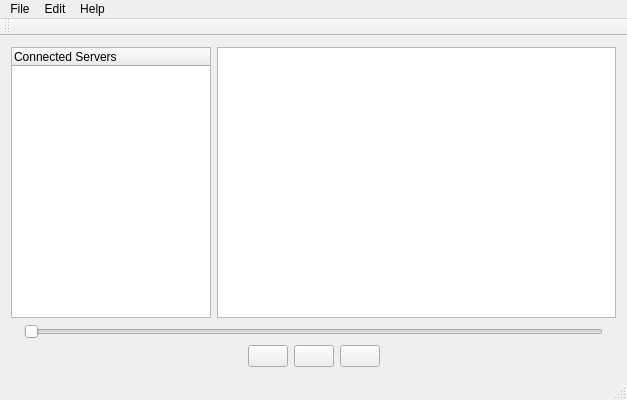
Old version of the form src/mainwindow.ui in the repository willamm/CommAudio.
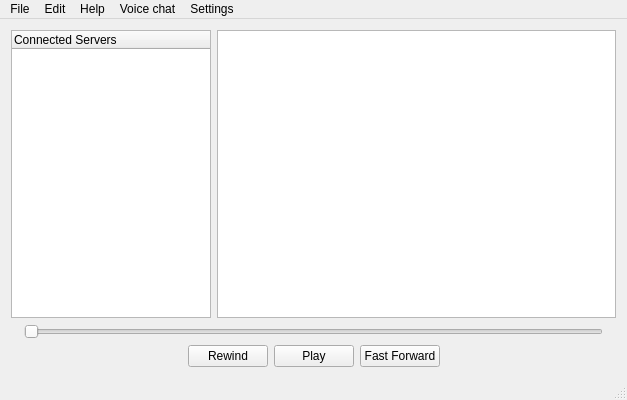
New version of the form. Icons and pictures are not drawn.

Commit message: Add voice chat controller

What changed in the file:
```diff
--- a/src/mainwindow.ui
+++ b/src/mainwindow.ui
@@ -102,7 +102,7 @@
       <item>
        <widget class="QPushButton" name="rewindBtn">
         <property name="text">
-         <string/>
+         <string>Rewind</string>
         </property>
         <property name="icon">
          <iconset>
@@ -116,7 +116,7 @@
          <string notr="true"/>
         </property>
         <property name="text">
-         <string/>
+         <string>Play</string>
         </property>
         <property name="icon">
          <iconset>
@@ -133,7 +133,7 @@
       <item>
        <widget class="QPushButton" name="fastForwardBtn">
         <property name="text">
-         <string/>
+         <string>Fast Forward</string>
         </property>
         <property name="icon">
          <iconset>
@@ -186,23 +186,23 @@
      <string>Help</string>
     </property>
    </widget>
+   <widget class="QMenu" name="menuVoice_chat">
+    <property name="title">
+     <string>Voice chat</string>
+    </property>
+    <addaction name="actionStart_session"/>
+    <addaction name="actionJoin_session"/>
+   </widget>
+   <widget class="QMenu" name="menuSettings">
+    <property name="title">
+     <string>Settings</string>
+    </property>
+   </widget>
    <addaction name="menuFile"/>
    <addaction name="menuEdit"/>
    <addaction name="menuHelp"/>
-  </widget>
-  <widget class="QToolBar" name="mainToolBar">
-   <property name="toolTipDuration">
-    <number>-1</number>
-   </property>
-   <property name="styleSheet">
-    <string notr="true"/>
-   </property>
-   <attribute name="toolBarArea">
-    <enum>TopToolBarArea</enum>
-   </attribute>
-   <attribute name="toolBarBreak">
-    <bool>false</bool>
-   </attribute>
+   <addaction name="menuVoice_chat"/>
+   <addaction name="menuSettings"/>
   </widget>
   <widget class="QStatusBar" name="statusBar"/>
   <action name="actionAdd_file">
```
Left out of the diff: 20 changed lines with no effect on the pictures. The commit also changes 10 other files.
